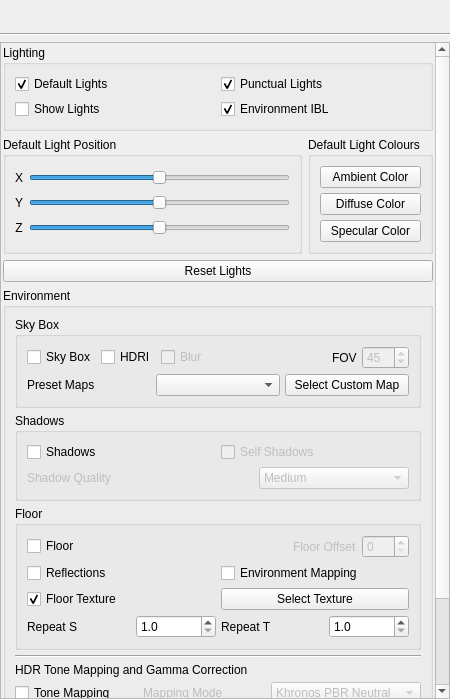
Above: ui/VisualizationEnvironmentPanel.ui from 01Hub/ModelViewer before the change. Below: the same form after it.
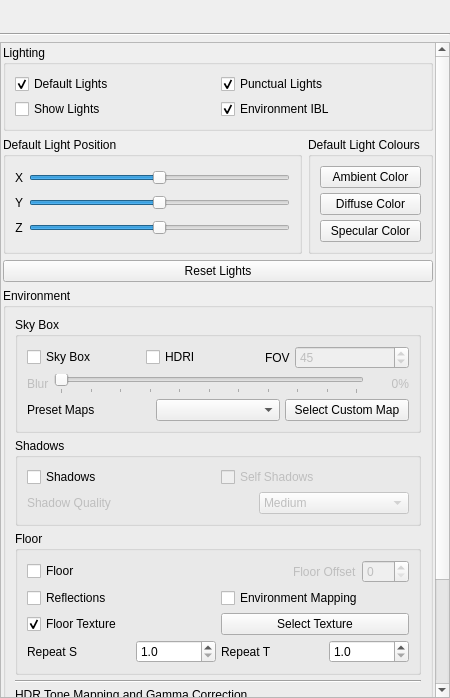
That is the form after the change. Icons and pictures are not drawn.

Commit message: Add adjustable skybox blur using prefilter LOD

The edit to the form file:
```diff
--- a/ui/VisualizationEnvironmentPanel.ui
+++ b/ui/VisualizationEnvironmentPanel.ui
@@ -8,7 +8,7 @@
     <x>0</x>
     <y>0</y>
     <width>450</width>
-    <height>699</height>
+    <height>698</height>
    </rect>
   </property>
   <property name="sizePolicy">
@@ -115,9 +115,9 @@
       <property name="geometry">
        <rect>
         <x>0</x>
-        <y>-230</y>
+        <y>0</y>
         <width>436</width>
-        <height>886</height>
+        <height>920</height>
        </rect>
       </property>
       <layout class="QGridLayout" name="gridLayout">
@@ -360,31 +360,14 @@
                  </property>
                 </widget>
                </item>
-               <item>
-                <widget class="QCheckBox" name="checkBoxSkyBoxBlurred">
-                 <property name="enabled">
-                  <bool>false</bool>
-                 </property>
-                 <property name="text">
-                  <string>Blur</string>
-                 </property>
-                </widget>
-               </item>
-               <item>
-                <spacer name="spacerSkyBox">
-                 <property name="orientation">
-                  <enum>Qt::Orientation::Horizontal</enum>
-                 </property>
-                 <property name="sizeHint" stdset="0">
-                  <size>
-                   <width>40</width>
-                   <height>20</height>
-                  </size>
-                 </property>
-                </spacer>
-               </item>
                <item>
                 <widget class="QLabel" name="labelFOV">
+                 <property name="sizePolicy">
+                  <sizepolicy hsizetype="Fixed" vsizetype="Preferred">
+                   <horstretch>0</horstretch>
+                   <verstretch>0</verstretch>
+                  </sizepolicy>
+                 </property>
                  <property name="text">
                   <string>FOV</string>
                  </property>
@@ -395,12 +378,6 @@
                  <property name="enabled">
                   <bool>false</bool>
                  </property>
-                 <property name="maximumSize">
-                  <size>
-                   <width>80</width>
-                   <height>16777215</height>
-                  </size>
-                 </property>
                  <property name="decimals">
                   <number>0</number>
                  </property>
@@ -417,6 +394,76 @@
                </item>
               </layout>
              </item>
+             <item>
+              <layout class="QHBoxLayout" name="skyBoxBlurLayout">
+               <item>
+                <widget class="QLabel" name="labelSkyBoxBlur">
+                 <property name="enabled">
+                  <bool>false</bool>
+                 </property>
+                 <property name="text">
+                  <string>Blur</string>
+                 </property>
+                </widget>
+               </item>
+               <item>
+                <widget class="QSlider" name="sliderSkyBoxBlur">
+                 <property name="enabled">
+                  <bool>false</bool>
+                 </property>
+                 <property name="toolTip">
+                  <string>Control the blurriness of the sky box between 0 to 100%</string>
+                 </property>
+                 <property name="minimum">
+                  <number>0</number>
+                 </property>
+                 <property name="maximum">
+                  <number>100</number>
+                 </property>
+                 <property name="singleStep">
+                  <number>10</number>
+                 </property>
+                 <property name="pageStep">
+                  <number>10</number>
+                 </property>
+                 <property name="orientation">
+                  <enum>Qt::Orientation::Horizontal</enum>
+                 </property>
+                 <property name="invertedAppearance">
+                  <bool>false</bool>
+                 </property>
+                 <property name="invertedControls">
+                  <bool>false</bool>
+                 </property>
+                 <property name="tickPosition">
+                  <enum>QSlider::TickPosition::TicksBelow</enum>
+                 </property>
+                 <property name="tickInterval">
+                  <number>10</number>
+                 </property>
+                </widget>
+               </item>
+               <item>
+                <widget class="QLabel" name="labelSkyBoxBlurValue">
+                 <property name="enabled">
+                  <bool>false</bool>
+                 </property>
+                 <property name="minimumSize">
+                  <size>
+                   <width>40</width>
+                   <height>0</height>
+                  </size>
+                 </property>
+                 <property name="text">
+                  <string>0%</string>
+                 </property>
+                 <property name="alignment">
+                  <set>Qt::AlignmentFlag::AlignRight|Qt::AlignmentFlag::AlignTrailing|Qt::AlignmentFlag::AlignVCenter</set>
+                 </property>
+                </widget>
+               </item>
+              </layout>
+             </item>
              <item>
               <layout class="QHBoxLayout" name="presetMapsLayout">
                <item>
```
The commit also changes 5 other files.
